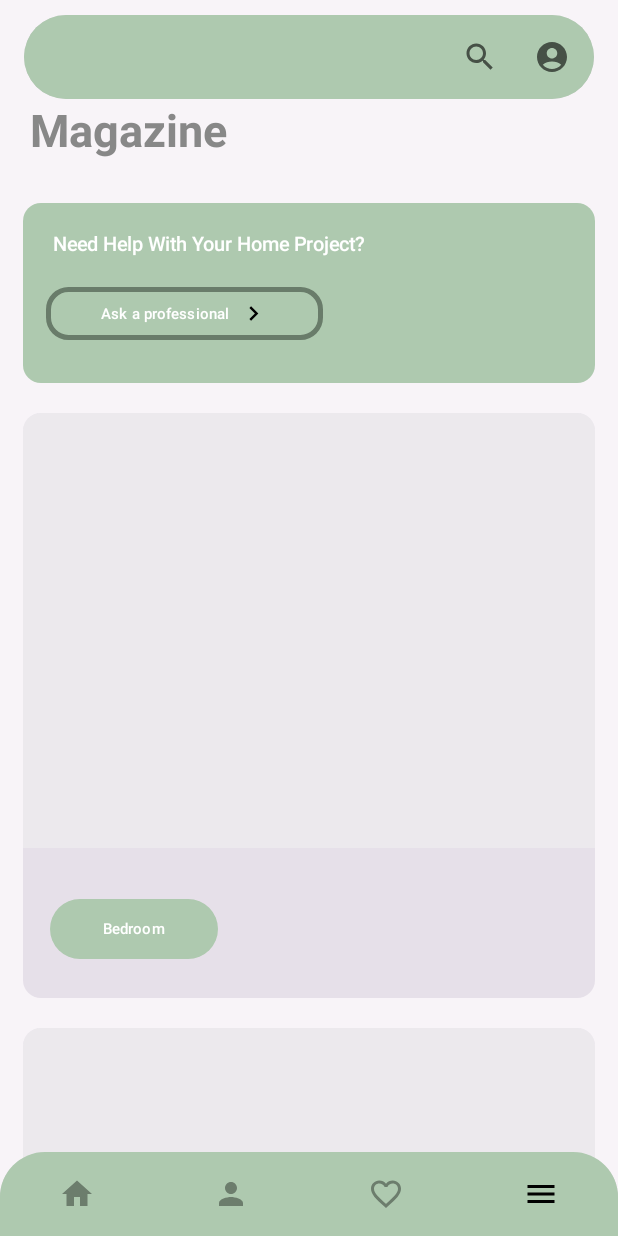
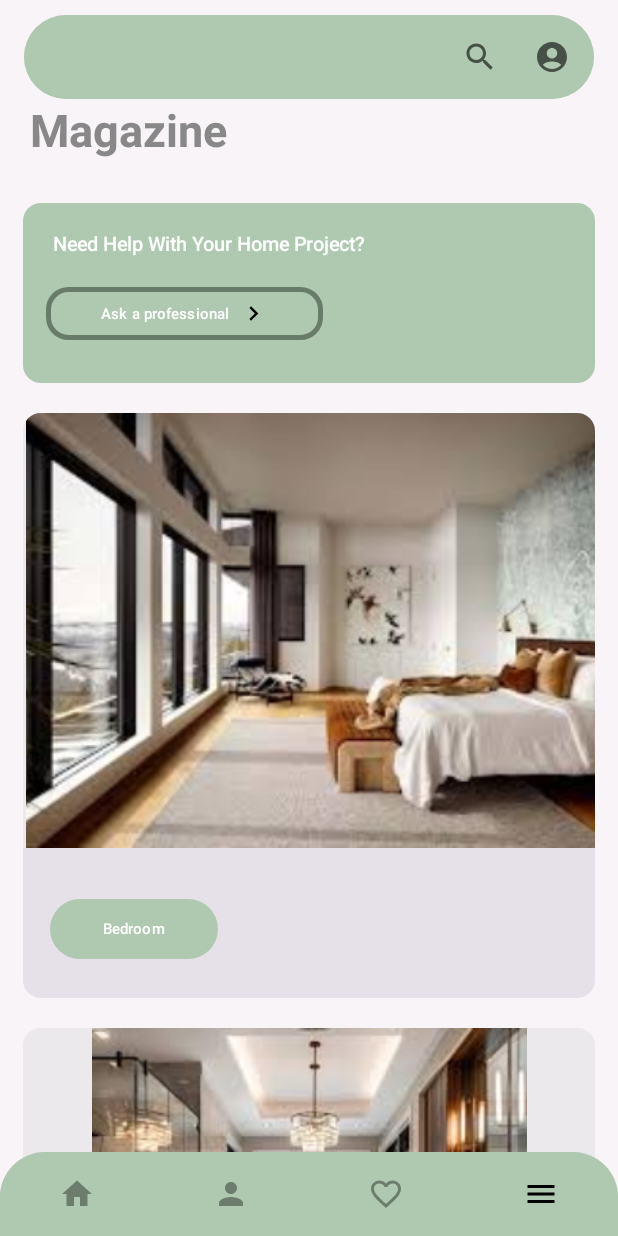
Before and after one commit to Gracesvg/BuildWith, an Android app built with Jetpack Compose: the MagazineScreen screen opened through its navigation route, on a phone screen of 412 x 824 dp. Run offline under Robolectric (Android 15) with nearby library versions, the phone set to English and light mode, and no system bars.

Commit message:
added file

```diff
--- a/app/src/main/java/com/grace/build_with/screens/magazine/MagazineScreen.kt
+++ b/app/src/main/java/com/grace/build_with/screens/magazine/MagazineScreen.kt
@@ -1,6 +1,7 @@
 package com.grace.build_with.screens.magazine
 
 import androidx.compose.foundation.BorderStroke
+import androidx.compose.foundation.Image
 import androidx.compose.foundation.background
 import androidx.compose.foundation.clickable
 import androidx.compose.foundation.layout.Arrangement
@@ -30,6 +31,8 @@ import androidx.compose.runtime.Composable
 import androidx.compose.ui.Alignment
 import androidx.compose.ui.Modifier
 import androidx.compose.ui.graphics.Color
+import androidx.compose.ui.layout.ContentScale
+import androidx.compose.ui.res.painterResource
 import androidx.compose.ui.text.font.FontFamily
 import androidx.compose.ui.text.font.FontWeight
 import androidx.compose.ui.tooling.preview.Preview
@@ -37,6 +40,7 @@ import androidx.compose.ui.unit.dp
 import androidx.compose.ui.unit.sp
 import androidx.navigation.NavHostController
 import androidx.navigation.compose.rememberNavController
+import com.grace.build_with.R
 import com.grace.build_with.navigation.ROUTE_ARCHITECTURE_PHOTOS
 import com.grace.build_with.navigation.ROUTE_BATH_AREA
 import com.grace.build_with.navigation.ROUTE_BEDROOM
@@ -146,6 +150,16 @@ fun MagazineScreen(navController: NavHostController) {
                         .height(290.dp)
                         .background(Color(0x7EF1F1F1))
                 ) {
+                    Image(
+                        painter = painterResource(id =R.drawable.bedintro),
+                        contentDescription = "",
+                        contentScale = ContentScale.FillHeight,
+                        modifier = Modifier
+                            .fillMaxSize()
+
+                            .padding(start = 2.dp)
+                    )
+
                 }
                 Spacer(modifier = Modifier.height(30.dp))
 
@@ -183,6 +197,15 @@ fun MagazineScreen(navController: NavHostController) {
                         .height(290.dp)
                         .background(Color(0x7EF1F1F1)),
                 ) {
+                    Image(
+                        painter = painterResource(id =R.drawable.bathintro),
+                        contentDescription = "",
+                        contentScale = ContentScale.FillHeight,
+                        modifier = Modifier
+                            .fillMaxSize()
+
+                    )
+
                 }
                 Spacer(modifier = Modifier.height(30.dp))
 
@@ -219,6 +242,16 @@ fun MagazineScreen(navController: NavHostController) {
                         .height(290.dp)
                         .background(Color(0x7EF1F1F1)),
                 ) {
+                    Image(
+                        painter = painterResource(id =R.drawable.fdintro),
+                        contentDescription = "",
+                        contentScale = ContentScale.FillHeight,
+                        modifier = Modifier
+                            .fillMaxSize()
+
+                    )
+
+
                 }
                 Spacer(modifier = Modifier.height(30.dp))
 
@@ -255,6 +288,16 @@ fun MagazineScreen(navController: NavHostController) {
                         .height(290.dp)
                         .background(Color(0x7EF1F1F1)),
                 ) {
+                    Image(
+                        painter = painterResource(id = R.drawable.archintro),
+                        contentDescription = "",
+                        contentScale = ContentScale.FillHeight,
+                        modifier = Modifier
+                            .fillMaxSize()
+
+                            .padding(start = 2.dp)
+                    )
+
                 }
                 Spacer(modifier = Modifier.height(30.dp))
 
@@ -292,6 +335,15 @@ fun MagazineScreen(navController: NavHostController) {
                         .height(290.dp)
                         .background(Color(0x7EF1F1F1)),
                 ) {
+                    Image(
+                        painter = painterResource(id =R.drawable.diyintro),
+                        contentDescription = "",
+                        contentScale = ContentScale.FillHeight,
+                        modifier = Modifier
+                            .fillMaxSize()
+
+                    )
+
                 }
                 Spacer(modifier = Modifier.height(30.dp))
 
@@ -327,6 +379,15 @@ fun MagazineScreen(navController: NavHostController) {
                         .height(290.dp)
                         .background(Color(0x7EF1F1F1)),
                 ) {
+                    Image(
+                        painter = painterResource(id =R.drawable.gardenintro),
+                        contentDescription = "",
+                        contentScale = ContentScale.FillHeight,
+                        modifier = Modifier
+                            .fillMaxSize()
+
+                    )
+
                 }
                 Spacer(modifier = Modifier.height(30.dp))
 
@@ -362,6 +423,15 @@ fun MagazineScreen(navController: NavHostController) {
                         .height(290.dp)
                         .background(Color(0x7EF1F1F1)),
                 ) {
+                    Image(
+                        painter = painterResource(id =R.drawable.hseintro),
+                        contentDescription = "",
+                        contentScale = ContentScale.FillHeight,
+                        modifier = Modifier
+                            .fillMaxSize()
+
+                    )
+
                 }
                 Spacer(modifier = Modifier.height(30.dp))
 
@@ -397,6 +467,15 @@ fun MagazineScreen(navController: NavHostController) {
                         .height(290.dp)
                         .background(Color(0x7EF1F1F1)),
                 ) {
+                    Image(
+                        painter = painterResource(id =R.drawable.poolintro),
+                        contentDescription = "",
+                        contentScale = ContentScale.FillHeight,
+                        modifier = Modifier
+                            .fillMaxSize()
+
+                    )
+
                 }
                 Spacer(modifier = Modifier.height(30.dp))
 
@@ -432,6 +511,15 @@ fun MagazineScreen(navController: NavHostController) {
                         .height(290.dp)
                         .background(Color(0x7EF1F1F1)),
                 ) {
+                    Image(
+                        painter = painterResource(id =R.drawable.kitchenintro),
+                        contentDescription = "",
+                        contentScale = ContentScale.FillHeight,
+                        modifier = Modifier
+                            .fillMaxSize()
+
+                    )
+
                 }
                 Spacer(modifier = Modifier.height(30.dp))
 
```
Also changed, not shown: app/src/main/res/drawable/archintro.jpg (added), app/src/main/res/drawable/bathintro.jpg (added), app/src/main/res/drawable/bedintro.jpg (added), app/src/main/res/drawable/diyintro.jpg (added), app/src/main/res/drawable/fdintro.jpg (added), app/src/main/res/drawable/gardenintro.jpg (added), app/src/main/res/drawable/hseintro.jpg (added), app/src/main/res/drawable/kitchenintro.jpg (added), app/src/main/res/drawable/poolintro.jpg (added).
